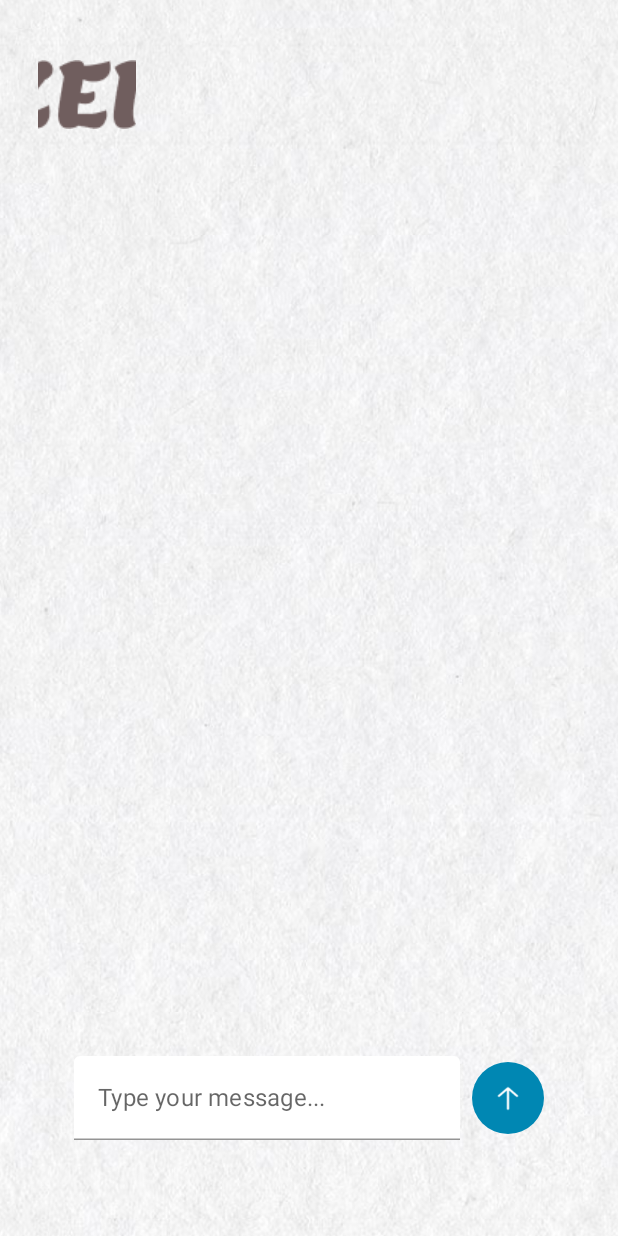
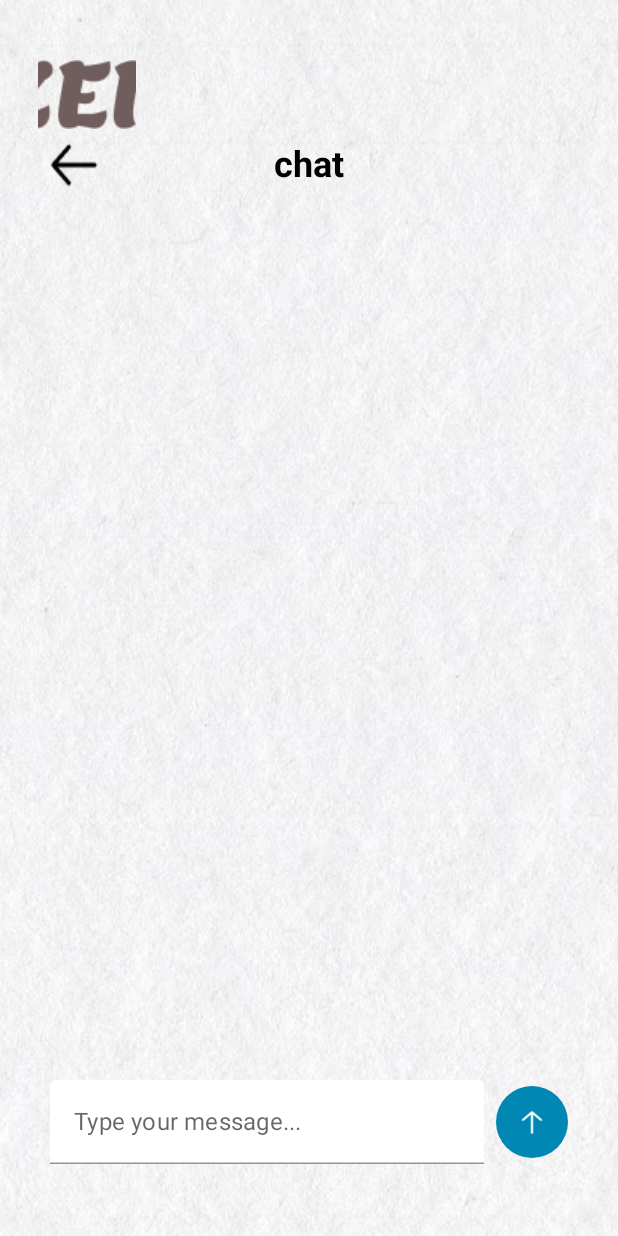
Before and after one commit to TeamS2-ICCAS2024/ZEN-android, an Android app built with Jetpack Compose: the screen it shows after launch (MainActivity), after a tap on "Happy", on a phone screen of 412 x 824 dp. Run offline under Robolectric (Android 15) with nearby library versions, the phone set to English and light mode, and no system bars; pictures from the network do not load.

Commit message:
feat : 상단바 구현

```diff
--- a/app/src/main/java/com/iccas/zen/navigation/NavGraph.kt
+++ b/app/src/main/java/com/iccas/zen/navigation/NavGraph.kt
@@ -1,6 +1,5 @@
 package com.iccas.zen.navigation
 
-import ChatScreen
 import androidx.compose.foundation.rememberScrollState
 import androidx.compose.runtime.Composable
 import androidx.navigation.NavType
@@ -10,6 +9,7 @@ import androidx.navigation.compose.rememberNavController
 import androidx.navigation.navArgument
 import com.iccas.zen.R
 import com.iccas.zen.SelectEmotionScreen
+import com.iccas.zen.presentation.chatBot.ChatScreen
 import com.iccas.zen.presentation.heart.BaseResultScreen
 import com.iccas.zen.presentation.heart.GuideMeasureBaseScreen
 import com.iccas.zen.presentation.heart.MeasureBaseScreen
@@ -80,7 +80,7 @@ fun NavGraph(
             arguments = listOf(navArgument("emojiResId") { type = NavType.IntType })
         ) { backStackEntry ->
             val emojiResId = backStackEntry.arguments?.getInt("emojiResId") ?: R.drawable.happy
-            ChatScreen(navController = navController, emojiResId = emojiResId, scrollState = scrollState)
+            ChatScreen(navController = navController, emojiResId = emojiResId)
         }
     }
 }
--- a/app/src/main/java/com/iccas/zen/presentation/chatBot/ChatScreen.kt
+++ b/app/src/main/java/com/iccas/zen/presentation/chatBot/ChatScreen.kt
@@ -1,3 +1,4 @@
+package com.iccas.zen.presentation.chatBot
 
 import androidx.compose.foundation.Image
 import androidx.compose.foundation.ScrollState
@@ -29,7 +30,7 @@ import com.iccas.zen.presentation.chatBot.ChatViewModel
 import com.iccas.zen.presentation.chatBot.Message
 
 @Composable
-fun ChatScreen(navController: NavHostController, emojiResId: Int, viewModel: ChatViewModel = viewModel(), scrollState: ScrollState) {
+fun ChatScreen(navController: NavHostController, emojiResId: Int, viewModel: ChatViewModel = viewModel()) {
     BasicBackgroundWithLogo {
         val messages by viewModel.messages.collectAsState()
         var inputText by remember { mutableStateOf("") }
@@ -39,44 +40,65 @@ fun ChatScreen(navController: NavHostController, emojiResId: Int, viewModel: Cha
         var imeHeight by remember { mutableStateOf(0.dp) }
         val density = LocalDensity.current
 
-        LaunchedEffect(messages.size) {
-            listState.animateScrollToItem(0)
-        }
-
         DisposableEffect(view) {
             val listener = ViewCompat.setOnApplyWindowInsetsListener(view) { v, insets ->
                 val imeVisible = insets.isVisible(WindowInsetsCompat.Type.ime())
-                // IME(키보드)가 보이는지 여부를 확인합니다.
 
                 imeHeight = if (imeVisible) {
                     with(density) { insets.getInsets(WindowInsetsCompat.Type.ime()).bottom.toDp() }
                 } else {
                     0.dp
                 }
-                // IME가 보이면 IME의 높이를 dp로 변환하여 imeHeight 상태에 저장합니다.
-                // 그렇지 않으면 imeHeight를 0dp로 설정합니다.
 
                 insets
             }
             onDispose { ViewCompat.setOnApplyWindowInsetsListener(view, null) }
         }
 
-
         Column(
             modifier = Modifier
                 .fillMaxSize()
+        ) {
+            Box(
+                modifier = Modifier
+                    .fillMaxWidth()
+                    .padding(bottom = 8.dp)
+            ) {
+                Row(
+                    verticalAlignment = Alignment.CenterVertically,
+                    modifier = Modifier.align(Alignment.CenterStart)
+                ) {
+                    IconButton(onClick = { navController.popBackStack() }) {
+                        Icon(
+                            painter = painterResource(id = R.drawable.arrow_left),
+                            contentDescription = "Back"
+                        )
+                    }
+                }
+                Text(
+                    text = "chat",
+                    fontSize = 24.sp,
+                    fontWeight = FontWeight.Bold,
+                    modifier = Modifier.align(Alignment.Center)
+                )
+            }
+
+            // Chat and input section
+            Box(
+                modifier = Modifier
+                    .weight(1f)
                     .padding(16.dp)
             ) {
                 LazyColumn(
                     state = listState,
                     modifier = Modifier
-                    .weight(1f)
-                    .padding(16.dp),
+                        .fillMaxSize(),
                     reverseLayout = true, // Use reverse layout
                     verticalArrangement = Arrangement.Top
                 ) {
                     items(messages.asReversed()) { message -> // Reverse the message order
                         MessageItem(message, emojiResId)
+                    }
                 }
             }
 
```
Also changed, not shown: app/src/main/res/drawable/arrow_left.png (added). Lines whose indentation alone changed are shown as unchanged.
